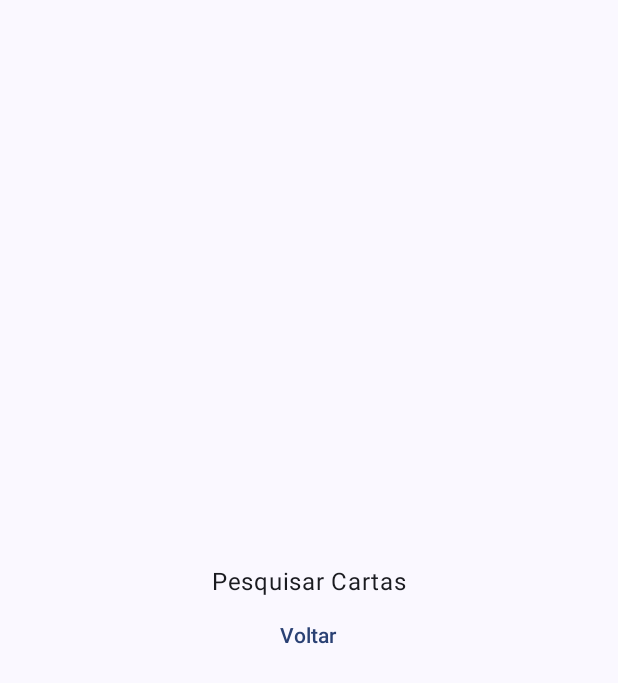
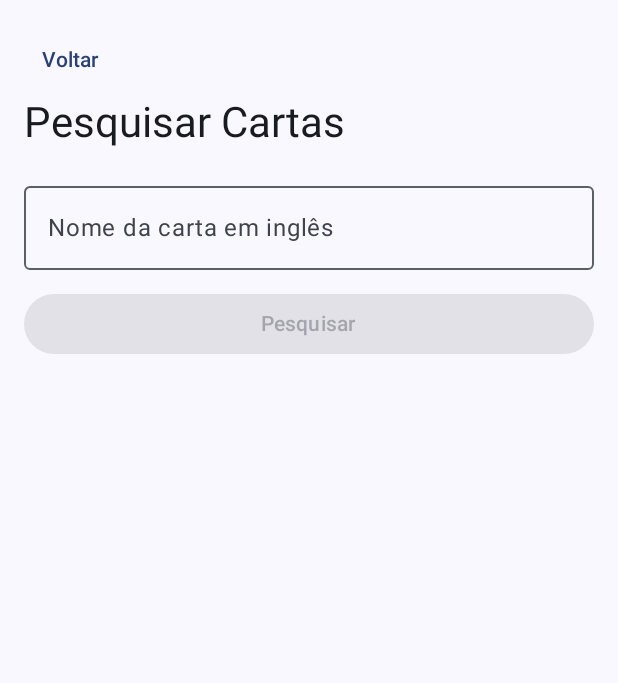
Before and after one commit to TomazGalileu/mtg-collection-manager, an Android app built with Jetpack Compose: the screen it shows after launch (MainActivity), after a tap on "Pesquisar Cartas", on a phone screen of 412 x 824 dp. Shown: the top 683 px of the screen. Run offline under Robolectric (Android 15) with nearby library versions, the phone set to English and light mode, and no system bars.

Commit message:
feat: implementa pesquisa de cartas com API Scryfall

```diff
--- a/app/build.gradle.kts
+++ b/app/build.gradle.kts
@@ -56,4 +56,7 @@ dependencies {
     implementation(libs.androidx.room.runtime)
     ksp(libs.androidx.room.compiler)
     implementation(libs.androidx.lifecycle.viewmodel.ktx)
+    implementation(libs.retrofit)
+    implementation(libs.retrofit.converter.gson)
+
 }
--- a/app/src/main/AndroidManifest.xml
+++ b/app/src/main/AndroidManifest.xml
@@ -1,6 +1,8 @@
 <?xml version="1.0" encoding="utf-8"?>
 <manifest xmlns:android="http://schemas.android.com/apk/res/android"
     xmlns:tools="http://schemas.android.com/tools">
+
+    <uses-permission android:name="android.permission.INTERNET" />
 
     <application
         android:allowBackup="true"
--- /dev/null
+++ b/app/src/main/java/com/tomazgalileu/mtgcollectionmanager/data/remote/ScryfallApiService.kt
@@ -0,0 +1,17 @@
+package com.tomazgalileu.mtgcollectionmanager.data.remote
+
+import retrofit2.http.GET
+import retrofit2.http.Headers
+import retrofit2.http.Query
+
+interface ScryfallApiService {
+
+    @Headers(
+        "Accept: application/json",
+        "User-Agent: MTGCollectionManager/1.0"
+    )
+    @GET("cards/search")
+    suspend fun searchCards(
+        @Query("q") query: String
+    ): ScryfallSearchResponse
+}
--- /dev/null
+++ b/app/src/main/java/com/tomazgalileu/mtgcollectionmanager/data/remote/ScryfallRetrofitClient.kt
@@ -0,0 +1,17 @@
+package com.tomazgalileu.mtgcollectionmanager.data.remote
+
+import retrofit2.Retrofit
+import retrofit2.converter.gson.GsonConverterFactory
+
+object ScryfallRetrofitClient {
+
+    private const val BASE_URL = "https://api.scryfall.com/"
+
+    val api: ScryfallApiService by lazy {
+        Retrofit.Builder()
+            .baseUrl(BASE_URL)
+            .addConverterFactory(GsonConverterFactory.create())
+            .build()
+            .create(ScryfallApiService::class.java)
+    }
+}
--- /dev/null
+++ b/app/src/main/java/com/tomazgalileu/mtgcollectionmanager/data/repository/ScryfallRepository.kt
@@ -0,0 +1,22 @@
+package com.tomazgalileu.mtgcollectionmanager.data.repository
+
+import com.tomazgalileu.mtgcollectionmanager.data.remote.ScryfallApiService
+import com.tomazgalileu.mtgcollectionmanager.data.remote.ScryfallSearchResponse
+
+class ScryfallRepository(
+    private val api: ScryfallApiService
+) {
+
+    suspend fun searchCards(
+        query: String
+    ): ScryfallSearchResponse {
+
+        val searchText = query.trim()
+
+        require(searchText.isNotEmpty()) {
+            "O nome da carta não pode estar vazio."
+        }
+
+        return api.searchCards(searchText)
+    }
+}
--- a/app/src/main/java/com/tomazgalileu/mtgcollectionmanager/ui/navigation/AppNavigation.kt
+++ b/app/src/main/java/com/tomazgalileu/mtgcollectionmanager/ui/navigation/AppNavigation.kt
@@ -12,6 +12,13 @@ import androidx.navigation.compose.NavHost
 import androidx.navigation.compose.composable
 import androidx.navigation.compose.rememberNavController
 import com.tomazgalileu.mtgcollectionmanager.ui.home.HomeScreen
+import androidx.lifecycle.viewmodel.compose.viewModel
+import androidx.compose.runtime.collectAsState
+import androidx.compose.runtime.getValue
+import com.tomazgalileu.mtgcollectionmanager.ui.search.SearchScreen
+import com.tomazgalileu.mtgcollectionmanager.ui.search.SearchViewModel
+import com.tomazgalileu.mtgcollectionmanager.ui.search.createSearchViewModelFactory
+
 
 @Composable
 fun AppNavigation(modifier: Modifier = Modifier) {
@@ -51,10 +58,29 @@ fun AppNavigation(modifier: Modifier = Modifier) {
             )
         }
 
-        composable("collection") {
-            TemporaryScreen(
-                title = "Minha Coleção",
-                onBack = { navController.popBackStack() }
+
+        composable("search") {
+
+            val searchViewModel: SearchViewModel = viewModel(
+                factory = createSearchViewModelFactory()
+            )
+
+            val uiState by searchViewModel.uiState.collectAsState()
+
+            SearchScreen(
+                uiState = uiState,
+
+                onSearch = { text ->
+                    searchViewModel.searchCards(text)
+                },
+
+                onCardClick = { cardId ->
+                    // A tela de detalhes será conectada depois.
+                },
+
+                onBack = {
+                    navController.popBackStack()
+                }
             )
         }
 
--- /dev/null
+++ b/app/src/main/java/com/tomazgalileu/mtgcollectionmanager/ui/search/SearchScreen.kt
@@ -0,0 +1,119 @@
+package com.tomazgalileu.mtgcollectionmanager.ui.search
+
+import androidx.compose.foundation.clickable
+import androidx.compose.foundation.layout.*
+import androidx.compose.foundation.lazy.LazyColumn
+import androidx.compose.foundation.lazy.items
+import androidx.compose.material3.*
+import androidx.compose.runtime.*
+import androidx.compose.runtime.saveable.rememberSaveable
+import androidx.compose.ui.Alignment
+import androidx.compose.ui.Modifier
+import androidx.compose.ui.unit.dp
+
+@Composable
+fun SearchScreen(
+    uiState: SearchUiState,
+    onSearch: (String) -> Unit,
+    onCardClick: (String) -> Unit,
+    onBack: () -> Unit
+) {
+    var searchText by rememberSaveable {
+        mutableStateOf("")
+    }
+
+    Column(
+        modifier = Modifier
+            .fillMaxSize()
+            .padding(16.dp)
+    ) {
+        TextButton(onClick = onBack) {
+            Text("Voltar")
+        }
+
+        Text(
+            text = "Pesquisar Cartas",
+            style = MaterialTheme.typography.headlineMedium
+        )
+
+        Spacer(modifier = Modifier.height(16.dp))
+
+        OutlinedTextField(
+            value = searchText,
+            onValueChange = { searchText = it },
+            label = { Text("Nome da carta em inglês") },
+            modifier = Modifier.fillMaxWidth(),
+            singleLine = true
+        )
+
+        Spacer(modifier = Modifier.height(12.dp))
+
+        Button(
+            onClick = { onSearch(searchText) },
+            enabled = !uiState.isLoading &&
+                    searchText.isNotBlank(),
+            modifier = Modifier.fillMaxWidth()
+        ) {
+            Text("Pesquisar")
+        }
+
+        Spacer(modifier = Modifier.height(16.dp))
+
+        when {
+            uiState.isLoading -> {
+                Box(
+                    modifier = Modifier.fillMaxWidth(),
+                    contentAlignment = Alignment.Center
+                ) {
+                    CircularProgressIndicator()
+                }
+            }
+
+            uiState.errorMessage != null -> {
+                Text(
+                    text = uiState.errorMessage,
+                    color = MaterialTheme.colorScheme.error
+                )
+            }
+
+            uiState.hasSearched && uiState.cards.isEmpty() -> {
+                Text("Nenhuma carta encontrada.")
+            }
+
+            else -> {
+                LazyColumn(
+                    verticalArrangement = Arrangement.spacedBy(8.dp)
+                ) {
+                    items(
+                        items = uiState.cards,
+                        key = { it.id }
+                    ) { card ->
+                        Card(
+                            modifier = Modifier
+                                .fillMaxWidth()
+                                .clickable {
+                                    onCardClick(card.id)
+                                }
+                        ) {
+                            Column(
+                                modifier = Modifier.padding(16.dp)
+                            ) {
+                                Text(
+                                    text = card.name,
+                                    style = MaterialTheme.typography.titleMedium
+                                )
+
+                                card.typeLine?.let { type ->
+                                    Text(
+                                        text = type,
+                                        style = MaterialTheme.typography.bodyMedium
+                                    )
+                                }
+                            }
+                        }
+                    }
+                }
+            }
+        }
+    }
+}
--- /dev/null
+++ b/app/src/main/java/com/tomazgalileu/mtgcollectionmanager/ui/search/SearchViewModel.kt
@@ -0,0 +1,84 @@
+package com.tomazgalileu.mtgcollectionmanager.ui.search
+
+import androidx.lifecycle.ViewModel
+import androidx.lifecycle.viewModelScope
+import com.tomazgalileu.mtgcollectionmanager.data.remote.ScryfallCard
+import com.tomazgalileu.mtgcollectionmanager.data.repository.ScryfallRepository
+import kotlinx.coroutines.CancellationException
+import kotlinx.coroutines.flow.MutableStateFlow
+import kotlinx.coroutines.flow.StateFlow
+import kotlinx.coroutines.flow.asStateFlow
+import kotlinx.coroutines.launch
+import retrofit2.HttpException
+import java.io.IOException
+
+data class SearchUiState(
+    val isLoading: Boolean = false,
+    val cards: List<ScryfallCard> = emptyList(),
+    val errorMessage: String? = null,
+    val hasSearched: Boolean = false
+)
+
+class SearchViewModel(
+    private val repository: ScryfallRepository
+) : ViewModel() {
+
+    private val _uiState = MutableStateFlow(SearchUiState())
+
+    val uiState: StateFlow<SearchUiState> =
+        _uiState.asStateFlow()
+
+    fun searchCards(query: String) {
+        val text = query.trim()
+
+        if (text.isBlank()) {
+            _uiState.value = SearchUiState(
+                errorMessage = "Digite o nome de uma carta."
+            )
+            return
+        }
+
+        viewModelScope.launch {
+            _uiState.value = SearchUiState(
+                isLoading = true,
+                hasSearched = true
+            )
+
+            try {
+                val response = repository.searchCards(text)
+
+                _uiState.value = SearchUiState(
+                    cards = response.data,
+                    hasSearched = true
+                )
+
+            } catch (error: CancellationException) {
+                throw error
+
+            } catch (error: HttpException) {
+                val message = when (error.code()) {
+                    404 -> "Nenhuma carta encontrada."
+                    429 -> "Muitas pesquisas. Tente novamente mais tarde."
+                    else -> "Erro na Scryfall. Tente novamente."
+                }
+
+                _uiState.value = SearchUiState(
+                    errorMessage = message,
+                    hasSearched = true
+                )
+
+            } catch (error: IOException) {
+                _uiState.value = SearchUiState(
+                    errorMessage = "Sem conexão com a internet.",
+                    hasSearched = true
+                )
+
+            } catch (error: Exception) {
+                _uiState.value = SearchUiState(
+                    errorMessage = "Não foi possível realizar a pesquisa.",
+                    hasSearched = true
+                )
+            }
+        }
+    }
+}
--- /dev/null
+++ b/app/src/main/java/com/tomazgalileu/mtgcollectionmanager/ui/search/SearchViewModelFactory.kt
@@ -0,0 +1,19 @@
+package com.tomazgalileu.mtgcollectionmanager.ui.search
+
+import androidx.lifecycle.ViewModelProvider
+import androidx.lifecycle.viewmodel.initializer
+import androidx.lifecycle.viewmodel.viewModelFactory
+import com.tomazgalileu.mtgcollectionmanager.data.remote.ScryfallRetrofitClient
+import com.tomazgalileu.mtgcollectionmanager.data.repository.ScryfallRepository
+
+fun createSearchViewModelFactory(): ViewModelProvider.Factory {
+    return viewModelFactory {
+        initializer {
+            val repository = ScryfallRepository(
+                api = ScryfallRetrofitClient.api
+            )
+
+            SearchViewModel(repository)
+        }
+    }
+}
--- a/gradle/libs.versions.toml
+++ b/gradle/libs.versions.toml
@@ -11,6 +11,8 @@ composeBom = "2026.02.01"
 room = "2.8.5"
 ksp = "2.3.12"
 navigationCompose = "2.10.2"
+retrofit = "3.0.0"
+
 
 [libraries]
 androidx-core-ktx = { group = "androidx.core", name = "core-ktx", version.ref = "coreKtx" }
@@ -31,6 +33,8 @@ androidx-room-runtime = { group = "androidx.room", name = "room-runtime", versio
 androidx-room-compiler = { group = "androidx.room", name = "room-compiler", version.ref = "room" }
 androidx-lifecycle-viewmodel-ktx = { group = "androidx.lifecycle", name = "lifecycle-viewmodel-ktx", version.ref = "lifecycleRuntimeKtx" }
 androidx-navigation-compose = { group = "androidx.navigation", name = "navigation-compose", version.ref = "navigationCompose" }
+retrofit = { group = "com.squareup.retrofit2", name = "retrofit", version.ref = "retrofit" }
+retrofit-converter-gson = { group = "com.squareup.retrofit2", name = "converter-gson", version.ref = "retrofit" }
 
 [plugins]
 android-application = { id = "com.android.application", version.ref = "agp" }
```
Also changed, not shown: app/src/main/java/com/tomazgalileu/mtgcollectionmanager/data/remote/ScryfallCard.kt (added, +61 -0 lines).
